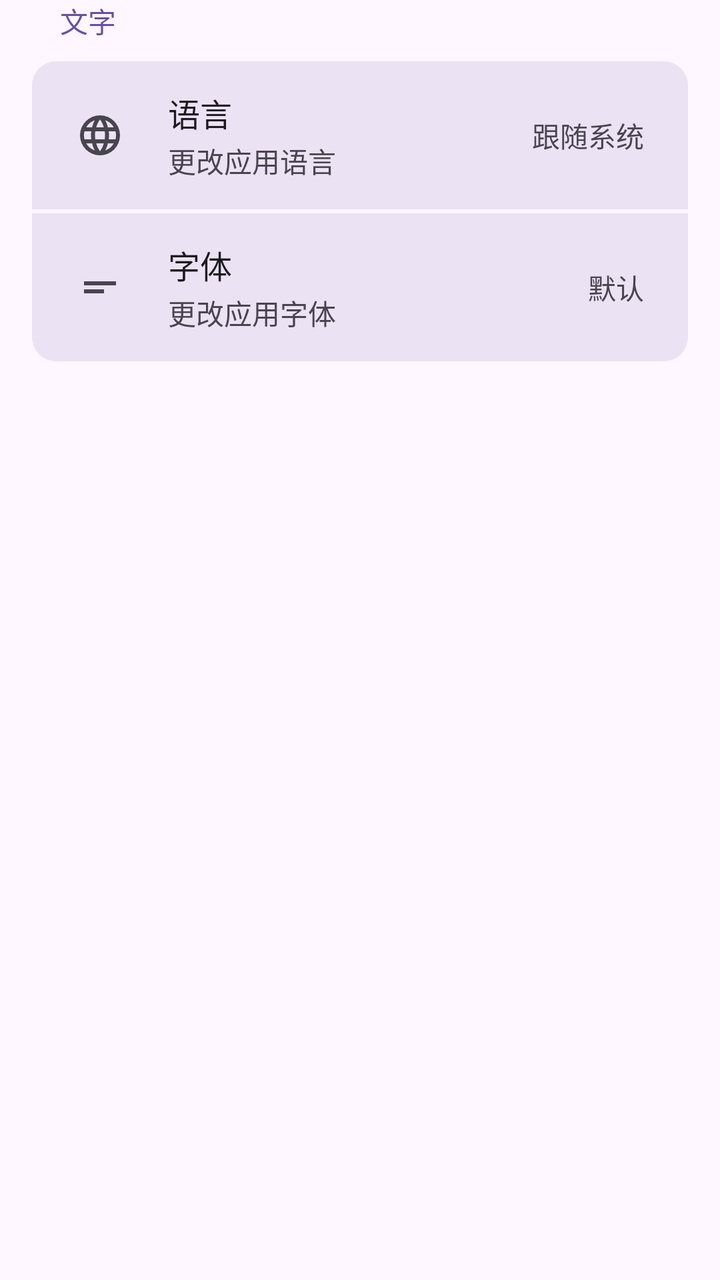
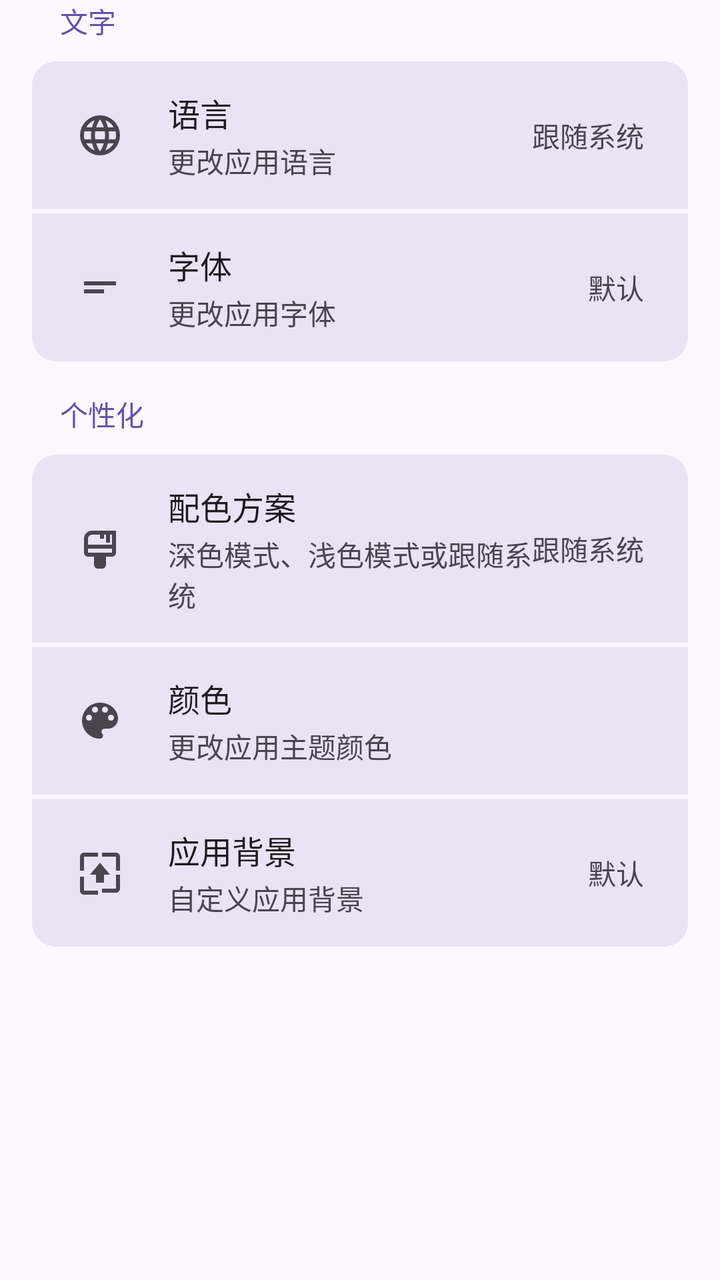

The first picture is an Android layout as it rendered before a commit; the second is the same layout after the commit. The layout source and the unified diff follow.
<!-- AndroidManifest.xml: application theme Theme.Click -->
<!-- res/layout/fragment_settings.xml -->
<?xml version="1.0" encoding="utf-8"?>
<ScrollView xmlns:android="http://schemas.android.com/apk/res/android"
    android:layout_width="match_parent"
    android:layout_height="match_parent"
    android:background="?android:attr/colorBackground">

    <LinearLayout
        android:layout_width="match_parent"
        android:layout_height="wrap_content"
        android:orientation="vertical"
        android:paddingHorizontal="16dp">

        
        <TextView
            android:layout_width="wrap_content"
            android:layout_height="wrap_content"
            android:text="@string/text_section"
            android:textSize="14sp"
            android:textColor="?attr/colorPrimary"
            android:paddingHorizontal="14dp"
            android:paddingTop="0dp"
            android:paddingBottom="10dp" />

        
        <LinearLayout
            android:layout_width="match_parent"
            android:layout_height="wrap_content"
            android:orientation="vertical"
            android:clipChildren="true"
            android:clipToPadding="true"
            android:background="@drawable/settings_container_bg"
            android:layout_marginBottom="16dp">

            
            <LinearLayout
                android:id="@+id/settings_language"
                android:layout_width="match_parent"
                android:layout_height="wrap_content"
                android:orientation="horizontal"
                android:gravity="center_vertical"
                android:paddingHorizontal="22dp"
                android:paddingVertical="14dp"
                android:background="@drawable/settings_item_top"
                android:clickable="true"
                android:focusable="true">

                <ImageView
                    android:layout_width="24dp"
                    android:layout_height="24dp"
                    android:src="@drawable/ic_language"
                    android:tint="?attr/colorOnSurfaceVariant"
                    android:layout_marginEnd="22dp" />

                <LinearLayout
                    android:layout_width="0dp"
                    android:layout_height="wrap_content"
                    android:layout_weight="1"
                    android:orientation="vertical">

                    <TextView
                        android:layout_width="wrap_content"
                        android:layout_height="wrap_content"
                        android:text="@string/language"
                        android:textSize="16sp"
                        android:textColor="?attr/colorOnSurface" />

                    <TextView
                        android:layout_width="wrap_content"
                        android:layout_height="wrap_content"
                        android:text="@string/change_app_language"
                        android:textSize="14sp"
                        android:textColor="?attr/colorOnSurfaceVariant"
                        android:layout_marginTop="2dp" />
                </LinearLayout>

                <TextView
                    android:id="@+id/settings_language_value"
                    android:layout_width="wrap_content"
                    android:layout_height="wrap_content"
                    android:text="@string/follow_system"
                    android:textSize="14sp"
                    android:textColor="?attr/colorOnSurfaceVariant" />
            </LinearLayout>

            
            <View
                android:layout_width="match_parent"
                android:layout_height="2dp"
                android:background="?android:attr/colorBackground" />

            
            <LinearLayout
                android:id="@+id/settings_font"
                android:layout_width="match_parent"
                android:layout_height="wrap_content"
                android:orientation="horizontal"
                android:gravity="center_vertical"
                android:paddingHorizontal="22dp"
                android:paddingVertical="14dp"
                android:background="@drawable/settings_item_bottom"
                android:clickable="true"
                android:focusable="true">

                <ImageView
                    android:layout_width="24dp"
                    android:layout_height="24dp"
                    android:src="@drawable/ic_font"
                    android:tint="?attr/colorOnSurfaceVariant"
                    android:layout_marginEnd="22dp" />

                <LinearLayout
                    android:layout_width="0dp"
                    android:layout_height="wrap_content"
                    android:layout_weight="1"
                    android:orientation="vertical">

                    <TextView
                        android:layout_width="wrap_content"
                        android:layout_height="wrap_content"
                        android:text="@string/font"
                        android:textSize="16sp"
                        android:textColor="?attr/colorOnSurface" />

                    <TextView
                        android:layout_width="wrap_content"
                        android:layout_height="wrap_content"
                        android:text="@string/change_app_font"
                        android:textSize="14sp"
                        android:textColor="?attr/colorOnSurfaceVariant"
                        android:layout_marginTop="2dp" />
                </LinearLayout>

                <TextView
                    android:id="@+id/settings_font_value"
                    android:layout_width="wrap_content"
                    android:layout_height="wrap_content"
                    android:text="@string/default_font"
                    android:textSize="14sp"
                    android:textColor="?attr/colorOnSurfaceVariant" />
            </LinearLayout>

        </LinearLayout>

    </LinearLayout>
</ScrollView>
<!-- resources referenced by this layout -->
<resources>
  <!-- unchanged entries left out for length: 31 -->
</resources>

<!-- the commit's change to res/layout/fragment_settings.xml (unified diff, before → after) -->
@@ -141,5 +141,358 @@
 
         </LinearLayout>
 
+        
+        <TextView
+            android:layout_width="wrap_content"
+            android:layout_height="wrap_content"
+            android:text="@string/personalization_section"
+            android:textSize="14sp"
+            android:textColor="?attr/colorPrimary"
+            android:paddingHorizontal="14dp"
+            android:paddingTop="0dp"
+            android:paddingBottom="10dp" />
+
+        
+        <LinearLayout
+            android:layout_width="match_parent"
+            android:layout_height="wrap_content"
+            android:orientation="vertical"
+            android:clipChildren="true"
+            android:clipToPadding="true"
+            android:background="@drawable/settings_container_bg"
+            android:layout_marginBottom="16dp">
+
+            
+            <LinearLayout
+                android:id="@+id/settings_color_scheme"
+                android:layout_width="match_parent"
+                android:layout_height="wrap_content"
+                android:orientation="vertical"
+                android:clipChildren="true"
+                android:clipToPadding="true">
+
+                
+                <LinearLayout
+                    android:id="@+id/settings_color_scheme_header"
+                    android:layout_width="match_parent"
+                    android:layout_height="wrap_content"
+                    android:orientation="horizontal"
+                    android:gravity="center_vertical"
+                    android:paddingHorizontal="22dp"
+                    android:paddingVertical="14dp"
+                    android:background="@drawable/settings_item_top"
+                    android:clickable="true"
+                    android:focusable="true">
+
+                    <ImageView
+                        android:layout_width="24dp"
+                        android:layout_height="24dp"
+                        android:src="@drawable/ic_color_scheme"
+                        android:tint="?attr/colorOnSurfaceVariant"
+                        android:layout_marginEnd="22dp" />
+
+                    <LinearLayout
+                        android:layout_width="0dp"
+                        android:layout_height="wrap_content"
+                        android:layout_weight="1"
+                        android:orientation="vertical">
+
+                        <TextView
+                            android:layout_width="wrap_content"
+                            android:layout_height="wrap_content"
+                            android:text="@string/color_scheme"
+                            android:textSize="16sp"
+                            android:textColor="?attr/colorOnSurface" />
+
+                        <TextView
+                            android:layout_width="wrap_content"
+                            android:layout_height="wrap_content"
+                            android:text="@string/color_scheme_desc"
+                            android:textSize="14sp"
+                            android:textColor="?attr/colorOnSurfaceVariant"
+                            android:layout_marginTop="2dp" />
+                    </LinearLayout>
+
+                    <TextView
+                        android:id="@+id/settings_color_scheme_value"
+                        android:layout_width="wrap_content"
+                        android:layout_height="wrap_content"
+                        android:text="@string/follow_system"
+                        android:textSize="14sp"
+                        android:textColor="?attr/colorOnSurfaceVariant" />
+                </LinearLayout>
+
+                
+                <LinearLayout
+                    android:id="@+id/color_scheme_options"
+                    android:layout_width="match_parent"
+                    android:layout_height="0dp"
+                    android:orientation="vertical"
+                    android:visibility="gone"
+                    android:background="@drawable/settings_item_flat"
+                    android:paddingHorizontal="12dp"
+                    android:paddingBottom="14dp">
+
+                    <View
+                        android:layout_width="match_parent"
+                        android:layout_height="1dp"
+                        android:background="?attr/colorOutlineVariant"
+                        android:layout_marginBottom="12dp" />
+
+                    
+                    <LinearLayout
+                        android:layout_width="match_parent"
+                        android:layout_height="wrap_content"
+                        android:orientation="horizontal"
+                        android:gravity="center_horizontal">
+
+                        
+                        <LinearLayout
+                            android:id="@+id/option_light_theme"
+                            android:layout_width="0dp"
+                            android:layout_height="wrap_content"
+                            android:layout_weight="1"
+                            android:orientation="vertical"
+                            android:gravity="center_horizontal"
+                            android:padding="6dp"
+                            android:clickable="true"
+                            android:focusable="true"
+                            android:background="?attr/selectableItemBackground">
+
+                            <ImageView
+                                android:layout_width="match_parent"
+                                android:layout_height="wrap_content"
+                                android:adjustViewBounds="true"
+                                android:maxWidth="120dp"
+                                android:src="@drawable/theme_preview_light"
+                                android:contentDescription="@string/light_theme" />
+
+                            <LinearLayout
+                                android:layout_width="wrap_content"
+                                android:layout_height="wrap_content"
+                                android:orientation="horizontal"
+                                android:gravity="center_vertical"
+                                android:layout_marginTop="6dp">
+
+                                <RadioButton
+                                    android:id="@+id/radio_light_theme"
+                                    android:layout_width="wrap_content"
+                                    android:layout_height="wrap_content"
+                                    android:paddingEnd="0dp" />
+
+                                <TextView
+                                    android:layout_width="wrap_content"
+                                    android:layout_height="wrap_content"
+                                    android:text="@string/light_theme"
+                                    android:textSize="13sp"
+                                    android:textColor="?attr/colorOnSurface" />
+                            </LinearLayout>
+                        </LinearLayout>
+
+                        
+                        <LinearLayout
+                            android:id="@+id/option_dark_theme"
+                            android:layout_width="0dp"
+                            android:layout_height="wrap_content"
+                            android:layout_weight="1"
+                            android:orientation="vertical"
+                            android:gravity="center_horizontal"
+                            android:padding="6dp"
+                            android:clickable="true"
+                            android:focusable="true"
+                            android:background="?attr/selectableItemBackground">
+
+                            <ImageView
+                                android:layout_width="match_parent"
+                                android:layout_height="wrap_content"
+                                android:adjustViewBounds="true"
+                                android:maxWidth="120dp"
+                                android:src="@drawable/theme_preview_dark"
+                                android:contentDescription="@string/dark_theme" />
+
+                            <LinearLayout
+                                android:layout_width="wrap_content"
+                                android:layout_height="wrap_content"
+                                android:orientation="horizontal"
+                                android:gravity="center_vertical"
+                                android:layout_marginTop="6dp">
+
+                                <RadioButton
+                                    android:id="@+id/radio_dark_theme"
+                                    android:layout_width="wrap_content"
+                                    android:layout_height="wrap_content"
+                                    android:paddingEnd="0dp" />
+
+                                <TextView
+                                    android:layout_width="wrap_content"
+                                    android:layout_height="wrap_content"
+                                    android:text="@string/dark_theme"
+                                    android:textSize="13sp"
+                                    android:textColor="?attr/colorOnSurface" />
+                            </LinearLayout>
+                        </LinearLayout>
+
+                        
+                        <LinearLayout
+                            android:id="@+id/option_follow_system_theme"
+                            android:layout_width="0dp"
+                            android:layout_height="wrap_content"
+                            android:layout_weight="1"
+                            android:orientation="vertical"
+                            android:gravity="center_horizontal"
+                            android:padding="6dp"
+                            android:clickable="true"
+                            android:focusable="true"
+                            android:background="?attr/selectableItemBackground">
+
+                            <ImageView
+                                android:layout_width="match_parent"
+                                android:layout_height="wrap_content"
+                                android:adjustViewBounds="true"
+                                android:maxWidth="120dp"
+                                android:src="@drawable/theme_preview_system"
+                                android:contentDescription="@string/follow_system" />
+
+                            <LinearLayout
+                                android:layout_width="wrap_content"
+                                android:layout_height="wrap_content"
+                                android:orientation="horizontal"
+                                android:gravity="center_vertical"
+                                android:layout_marginTop="6dp">
+
+                                <RadioButton
+                                    android:id="@+id/radio_follow_system_theme"
+                                    android:layout_width="wrap_content"
+                                    android:layout_height="wrap_content"
+                                    android:paddingEnd="0dp" />
+
+                                <TextView
+                                    android:layout_width="wrap_content"
+                                    android:layout_height="wrap_content"
+                                    android:text="@string/follow_system"
+                                    android:textSize="13sp"
+                                    android:textColor="?attr/colorOnSurface" />
+                            </LinearLayout>
+                        </LinearLayout>
+                    </LinearLayout>
+                </LinearLayout>
+            </LinearLayout>
+
+            
+            <View
+                android:layout_width="match_parent"
+                android:layout_height="2dp"
+                android:background="?android:attr/colorBackground" />
+
+            
+            <LinearLayout
+                android:id="@+id/settings_color"
+                android:layout_width="match_parent"
+                android:layout_height="wrap_content"
+                android:orientation="horizontal"
+                android:gravity="center_vertical"
+                android:paddingHorizontal="22dp"
+                android:paddingVertical="14dp"
+                android:background="@drawable/settings_item_middle"
+                android:clickable="true"
+                android:focusable="true">
+
+                <ImageView
+                    android:layout_width="24dp"
+                    android:layout_height="24dp"
+                    android:src="@drawable/ic_color"
+                    android:tint="?attr/colorOnSurfaceVariant"
+                    android:layout_marginEnd="22dp" />
+
+                <LinearLayout
+                    android:layout_width="0dp"
+                    android:layout_height="wrap_content"
+                    android:layout_weight="1"
+                    android:orientation="vertical">
+
+                    <TextView
+                        android:layout_width="wrap_content"
+                        android:layout_height="wrap_content"
+                        android:text="@string/color"
+                        android:textSize="16sp"
+                        android:textColor="?attr/colorOnSurface" />
+
+                    <TextView
+                        android:layout_width="wrap_content"
+                        android:layout_height="wrap_content"
+                        android:text="@string/color_desc"
+                        android:textSize="14sp"
+                        android:textColor="?attr/colorOnSurfaceVariant"
+                        android:layout_marginTop="2dp" />
+                </LinearLayout>
+
+                <TextView
+                    android:id="@+id/settings_color_value"
+                    android:layout_width="wrap_content"
+                    android:layout_height="wrap_content"
+                    android:text=""
+                    android:textSize="14sp"
+                    android:textColor="?attr/colorOnSurfaceVariant" />
+            </LinearLayout>
+
+            
+            <View
+                android:layout_width="match_parent"
+                android:layout_height="2dp"
+                android:background="?android:attr/colorBackground" />
+
+            
+            <LinearLayout
+                android:id="@+id/settings_background"
+                android:layout_width="match_parent"
+                android:layout_height="wrap_content"
+                android:orientation="horizontal"
+                android:gravity="center_vertical"
+                android:paddingHorizontal="22dp"
+                android:paddingVertical="14dp"
+                android:background="@drawable/settings_item_bottom"
+                android:clickable="true"
+                android:focusable="true">
+
+                <ImageView
+                    android:layout_width="24dp"
+                    android:layout_height="24dp"
+                    android:src="@drawable/ic_background"
+                    android:tint="?attr/colorOnSurfaceVariant"
+                    android:layout_marginEnd="22dp" />
+
+                <LinearLayout
+                    android:layout_width="0dp"
+                    android:layout_height="wrap_content"
+                    android:layout_weight="1"
+                    android:orientation="vertical">
+
+                    <TextView
+                        android:layout_width="wrap_content"
+                        android:layout_height="wrap_content"
+                        android:text="@string/app_background"
+                        android:textSize="16sp"
+                        android:textColor="?attr/colorOnSurface" />
+
+                    <TextView
+                        android:layout_width="wrap_content"
+                        android:layout_height="wrap_content"
+                        android:text="@string/app_background_desc"
+                        android:textSize="14sp"
+                        android:textColor="?attr/colorOnSurfaceVariant"
+                        android:layout_marginTop="2dp" />
+                </LinearLayout>
+
+                <TextView
+                    android:id="@+id/settings_background_value"
+                    android:layout_width="wrap_content"
+                    android:layout_height="wrap_content"
+                    android:text="@string/default_value"
+                    android:textSize="14sp"
+                    android:textColor="?attr/colorOnSurfaceVariant" />
+            </LinearLayout>
+
+        </LinearLayout>
+
     </LinearLayout>
 </ScrollView>
<!-- resource entries referenced after the edit -->
@@ -1,5 +1,128 @@
 <!-- resources referenced by this layout -->
 <resources>
+  <!-- drawable ic_background (drawable) -->
+  <vector xmlns:android="http://schemas.android.com/apk/res/android"
+      android:width="24dp"
+      android:height="24dp"
+      android:viewportWidth="24"
+      android:viewportHeight="24">
+      <path
+          android:fillColor="#FF000000"
+          android:pathData="M4,4h7V2H4C2.9,2 2,2.9 2,4v7h2V4zM4,14H2v7c0,1.1 0.9,2 2,2h7v-2H4V14zM20,2h-7v2h7v7h2V4C22,2.9 21.1,2 20,2zM20,20h-7v2h7c1.1,0 2,-0.9 2,-2v-7h-2V20zM12,7l-5,6h3v4h4v-4h3L12,7z" />
+  </vector>
+  <!-- drawable ic_color (drawable) -->
+  <vector xmlns:android="http://schemas.android.com/apk/res/android"
+      android:width="24dp"
+      android:height="24dp"
+      android:viewportWidth="24"
+      android:viewportHeight="24">
+      <path
+          android:fillColor="#FF000000"
+          android:pathData="M12,3c-4.97,0 -9,4.03 -9,9s4.03,9 9,9c0.83,0 1.5,-0.67 1.5,-1.5 0,-0.39 -0.15,-0.74 -0.39,-1.01 -0.23,-0.26 -0.38,-0.61 -0.38,-0.99 0,-0.83 0.67,-1.5 1.5,-1.5L16,16c2.76,0 5,-2.24 5,-5 0,-4.42 -4.03,-8 -9,-8zM6.5,12c-0.83,0 -1.5,-0.67 -1.5,-1.5S5.67,9 6.5,9 8,9.67 8,10.5 7.33,12 6.5,12zM9.5,8C8.67,8 8,7.33 8,6.5S8.67,5 9.5,5s1.5,0.67 1.5,1.5S10.33,8 9.5,8zM14.5,8c-0.83,0 -1.5,-0.67 -1.5,-1.5S13.67,5 14.5,5s1.5,0.67 1.5,1.5S15.33,8 14.5,8zM17.5,12c-0.83,0 -1.5,-0.67 -1.5,-1.5S16.67,9 17.5,9s1.5,0.67 1.5,1.5 -0.67,1.5 -1.5,1.5z" />
+  </vector>
+  <!-- drawable ic_color_scheme (drawable) -->
+  <vector xmlns:android="http://schemas.android.com/apk/res/android"
+      android:width="24dp"
+      android:height="24dp"
+      android:viewportWidth="960"
+      android:viewportHeight="960"
+      android:tint="?attr/colorControlNormal">
+    <path
+        android:fillColor="@android:color/white"
+        android:pathData="M440,880Q407,880 383.5,856.5Q360,833 360,800L360,640L240,640Q207,640 183.5,616.5Q160,593 160,560L160,280Q160,214 207,167Q254,120 320,120L800,120L800,560Q800,593 776.5,616.5Q753,640 720,640L600,640L600,800Q600,833 576.5,856.5Q553,880 520,880L440,880ZM240,400L720,400L720,200L680,200L680,360L600,360L600,200L560,200L560,280L480,280L480,200L320,200Q287,200 263.5,223.5Q240,247 240,280L240,400ZM240,560L720,560Q720,560 720,560Q720,560 720,560L720,480L240,480L240,560Q240,560 240,560Q240,560 240,560ZM240,560Q240,560 240,560Q240,560 240,560L240,480L240,480L240,560Q240,560 240,560Q240,560 240,560Z"/>
+  </vector>
+  <!-- drawable settings_item_flat (drawable) -->
+  <?xml version="1.0" encoding="utf-8"?>
+  <shape xmlns:android="http://schemas.android.com/apk/res/android"
+      android:shape="rectangle">
+      <solid android:color="@color/section_background" />
+  </shape>
+  <!-- drawable settings_item_middle (drawable) -->
+  <?xml version="1.0" encoding="utf-8"?>
+  <ripple xmlns:android="http://schemas.android.com/apk/res/android"
+      android:color="?attr/colorControlHighlight">
+      <item>
+          <shape android:shape="rectangle">
+              <solid android:color="@color/section_background" />
+          </shape>
+      </item>
+      <item android:id="@android:id/mask">
+          <shape android:shape="rectangle">
+              <solid android:color="@android:color/white" />
+          </shape>
+      </item>
+  </ripple>
+  <!-- drawable theme_preview_dark (drawable) -->
+  <vector xmlns:android="http://schemas.android.com/apk/res/android"
+      android:width="110dp"
+      android:height="170dp"
+      android:viewportWidth="110"
+      android:viewportHeight="170">
+      <path android:fillColor="#1C1B1F" android:pathData="M10,0 L100,0 Q110,0 110,10 L110,160 Q110,170 100,170 L10,170 Q0,170 0,160 L0,10 Q0,0 10,0 Z" />
+      <path android:fillColor="#2B2930" android:pathData="M0,10 Q0,0 10,0 L100,0 Q110,0 110,10 L110,26 L0,26 Z" />
+      <path android:fillColor="#2B2930" android:strokeColor="#49454F" android:strokeWidth="1"
+          android:pathData="M6,32 L104,32 Q106,32 106,34 L106,62 Q106,64 104,64 L6,64 Q4,64 4,62 L4,34 Q4,32 6,32 Z" />
+      <path android:fillColor="#D0BCFF" android:pathData="M6,70 L104,70 Q106,70 106,72 L106,88 Q106,90 104,90 L6,90 Q4,90 4,88 L4,72 Q4,70 6,70 Z" />
+      <path android:fillColor="#D0BCFF" android:pathData="M6,94 L104,94 Q106,94 106,96 L106,112 Q106,114 104,114 L6,114 Q4,114 4,112 L4,96 Q4,94 6,94 Z" />
+      <path android:fillColor="#49454F" android:pathData="M6,120 L104,120 Q106,120 106,122 L106,140 Q106,142 104,142 L6,142 Q4,142 4,140 L4,122 Q4,120 6,120 Z" />
+      <path android:fillColor="#2B2930" android:pathData="M8,122 L52,122 Q54,122 54,124 L54,138 Q54,140 52,140 L8,140 Q6,140 6,138 L6,124 Q6,122 8,122 Z" />
+  </vector>
+  <!-- drawable theme_preview_light (drawable) -->
+  <vector xmlns:android="http://schemas.android.com/apk/res/android"
+      android:width="110dp"
+      android:height="170dp"
+      android:viewportWidth="110"
+      android:viewportHeight="170">
+      
+      <path android:fillColor="#F5F0F8" android:pathData="M10,0 L100,0 Q110,0 110,10 L110,160 Q110,170 100,170 L10,170 Q0,170 0,160 L0,10 Q0,0 10,0 Z" />
+      
+      <path android:fillColor="#FFFBFE" android:pathData="M0,10 Q0,0 10,0 L100,0 Q110,0 110,10 L110,26 L0,26 Z" />
+      
+      <path android:fillColor="#FFFBFE" android:strokeColor="#CAC4D0" android:strokeWidth="1"
+          android:pathData="M6,32 L104,32 Q106,32 106,34 L106,62 Q106,64 104,64 L6,64 Q4,64 4,62 L4,34 Q4,32 6,32 Z" />
+      
+      <path android:fillColor="#6750A4" android:pathData="M6,70 L104,70 Q106,70 106,72 L106,88 Q106,90 104,90 L6,90 Q4,90 4,88 L4,72 Q4,70 6,70 Z" />
+      
+      <path android:fillColor="#6750A4" android:pathData="M6,94 L104,94 Q106,94 106,96 L106,112 Q106,114 104,114 L6,114 Q4,114 4,112 L4,96 Q4,94 6,94 Z" />
+      
+      <path android:fillColor="#E7E0EC" android:pathData="M6,120 L104,120 Q106,120 106,122 L106,140 Q106,142 104,142 L6,142 Q4,142 4,140 L4,122 Q4,120 6,120 Z" />
+      
+      <path android:fillColor="#FFFBFE" android:pathData="M8,122 L52,122 Q54,122 54,124 L54,138 Q54,140 52,140 L8,140 Q6,140 6,138 L6,124 Q6,122 8,122 Z" />
+  </vector>
+  <!-- drawable theme_preview_system (drawable) -->
+  <vector xmlns:android="http://schemas.android.com/apk/res/android"
+      android:width="110dp"
+      android:height="170dp"
+      android:viewportWidth="110"
+      android:viewportHeight="170">
+      
+      <path android:fillColor="#F5F0F8" android:pathData="M10,0 L100,0 Q110,0 110,10 L110,92 L0,92 L0,10 Q0,0 10,0 Z" />
+      
+      <path android:fillColor="#1C1B1F" android:pathData="M0,92 L110,92 L110,160 Q110,170 100,170 L10,170 Q0,170 0,160 L0,92 Z" />
+      
+      <path android:fillColor="#FFFBFE" android:pathData="M0,10 Q0,0 10,0 L100,0 Q110,0 110,10 L110,26 L0,26 Z" />
+      
+      <path android:fillColor="#FFFBFE" android:strokeColor="#CAC4D0" android:strokeWidth="1"
+          android:pathData="M6,32 L104,32 Q106,32 106,34 L106,62 Q106,64 104,64 L6,64 Q4,64 4,62 L4,34 Q4,32 6,32 Z" />
+      
+      <path android:fillColor="#6750A4" android:pathData="M6,70 L104,70 Q106,70 106,72 L106,90 Q106,92 104,92 L6,92 Q4,92 4,90 L4,72 Q4,70 6,70 Z" />
+      
+      <path android:fillColor="#D0BCFF" android:pathData="M6,96 L104,96 Q106,96 106,98 L106,116 Q106,118 104,118 L6,118 Q4,118 4,116 L4,98 Q4,96 6,96 Z" />
+      
+      <path android:fillColor="#49454F" android:pathData="M6,124 L104,124 Q106,124 106,126 L106,144 Q106,146 104,146 L6,146 Q4,146 4,144 L4,126 Q4,124 6,124 Z" />
+      
+      <path android:fillColor="#2B2930" android:pathData="M8,126 L52,126 Q54,126 54,128 L54,142 Q54,144 52,144 L8,144 Q6,144 6,142 L6,128 Q6,126 8,126 Z" />
+  </vector>
+  <string name="app_background">应用背景</string>
+  <string name="app_background_desc">自定义应用背景</string>
+  <string name="color">颜色</string>
+  <string name="color_desc">更改应用主题颜色</string>
+  <string name="color_scheme">配色方案</string>
+  <string name="color_scheme_desc">深色模式、浅色模式或跟随系统</string>
+  <string name="dark_theme">深色主题</string>
+  <string name="default_value">默认</string>
+  <string name="light_theme">浅色主题</string>
+  <string name="personalization_section">个性化</string>
   <!-- unchanged entries left out for length: 31 -->
 </resources>
 
